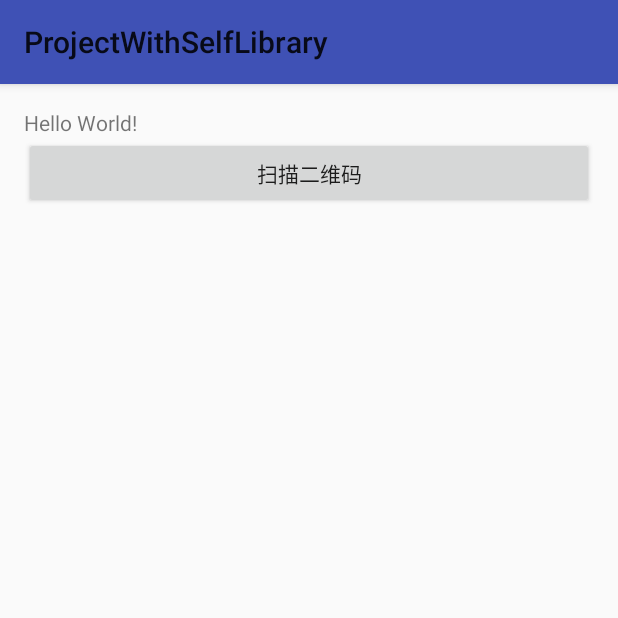
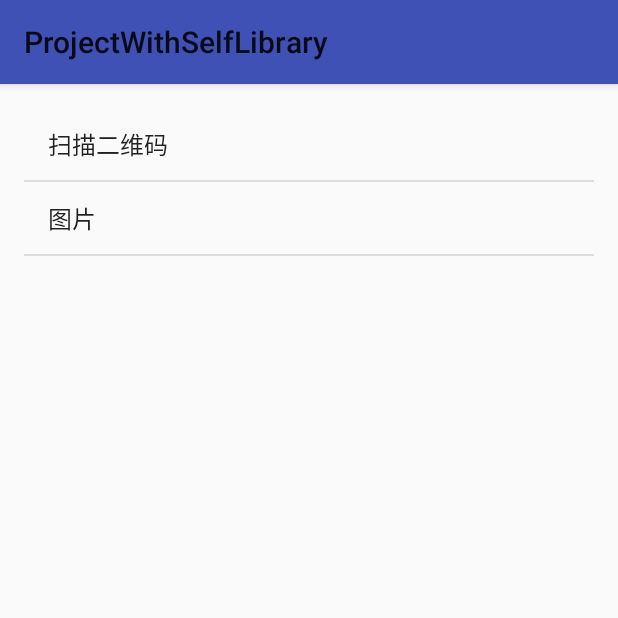
Before and after one commit to wwwlly/ProjectWithSelfLibrary, an Android app: the screen it shows after launch (MainActivity), on a phone screen of 412 x 824 dp, the top half of it. Run offline under Robolectric (Android 15) with nearby library versions, the phone set to English and light mode, and no system bars.

```diff
--- a/app/src/main/AndroidManifest.xml
+++ b/app/src/main/AndroidManifest.xml
@@ -15,6 +15,8 @@
                 <category android:name="android.intent.category.LAUNCHER" />
             </intent-filter>
         </activity>
+        <activity android:name=".activity.IamgeActivity"></activity>
+
     </application>
 
 </manifest>
--- a/app/src/main/java/com/kemp/projectwithselflibrary/MainActivity.java
+++ b/app/src/main/java/com/kemp/projectwithselflibrary/MainActivity.java
@@ -5,12 +5,20 @@ import android.support.v7.app.AppCompatActivity;
 import android.os.Bundle;
 import android.util.Log;
 import android.view.View;
-import android.widget.Button;
+import android.widget.AdapterView;
+import android.widget.ArrayAdapter;
+import android.widget.ListView;
 
 import com.google.zxing.client.android.CaptureActivity;
 import com.kemp.kemplibrary.utils.ToolUtils;
+import com.kemp.projectwithselflibrary.activity.IamgeActivity;
+
+import java.util.ArrayList;
+import java.util.List;
 
 public class MainActivity extends AppCompatActivity {
+
+    private List<String> mData = new ArrayList<>();
 
     @Override
     protected void onCreate(Bundle savedInstanceState) {
@@ -20,12 +28,27 @@ public class MainActivity extends AppCompatActivity {
         String deviceCode = ToolUtils.getUniqueCode(this);
         Log.d("www", deviceCode);
 
-        Button btnQcode = (Button) findViewById(R.id.btn_qcode);
-        btnQcode.setOnClickListener(new View.OnClickListener() {
+        initData();
+        ListView listView = (ListView) findViewById(R.id.list_view);
+        ArrayAdapter<String> adapter = new ArrayAdapter<>(this, android.R.layout.simple_list_item_1, mData);
+        listView.setAdapter(adapter);
+        listView.setOnItemClickListener(new AdapterView.OnItemClickListener() {
             @Override
-            public void onClick(View v) {
-                startActivity(new Intent(MainActivity.this, CaptureActivity.class));
+            public void onItemClick(AdapterView<?> parent, View view, int position, long id) {
+                switch (position){
+                    case 0:
+                        startActivity(new Intent(MainActivity.this, CaptureActivity.class));
+                        break;
+                    case 1:
+                        startActivity(new Intent(MainActivity.this, IamgeActivity.class));
+                        break;
+                }
             }
         });
     }
+
+    private void initData() {
+        mData.add("扫描二维码");
+        mData.add("图片");
+    }
 }
--- a/app/src/main/res/layout/activity_main.xml
+++ b/app/src/main/res/layout/activity_main.xml
@@ -1,7 +1,7 @@
 <?xml version="1.0" encoding="utf-8"?>
-<LinearLayout xmlns:android="http://schemas.android.com/apk/res/android"
+<ListView xmlns:android="http://schemas.android.com/apk/res/android"
     xmlns:tools="http://schemas.android.com/tools"
-    android:id="@+id/activity_main"
+    android:id="@+id/list_view"
     android:layout_width="match_parent"
     android:layout_height="match_parent"
     android:orientation="vertical"
@@ -9,16 +9,4 @@
     android:paddingLeft="@dimen/activity_horizontal_margin"
     android:paddingRight="@dimen/activity_horizontal_margin"
     android:paddingTop="@dimen/activity_vertical_margin"
-    tools:context="com.kemp.projectwithselflibrary.MainActivity">
-
-    <TextView
-        android:layout_width="wrap_content"
-        android:layout_height="wrap_content"
-        android:text="Hello World!" />
-
-    <Button
-        android:id="@+id/btn_qcode"
-        android:layout_width="match_parent"
-        android:layout_height="wrap_content"
-        android:text="扫描二维码" />
-</LinearLayout>
+    tools:context="com.kemp.projectwithselflibrary.MainActivity"/>
--- a/build.gradle
+++ b/build.gradle
@@ -1,11 +1,13 @@
 // Top-level build file where you can add configuration options common to all sub-projects/modules.
 
 buildscript {
+    ext.kotlin_version = '1.1.2-4'
     repositories {
         jcenter()
     }
     dependencies {
         classpath 'com.android.tools.build:gradle:2.3.2'
+        classpath "org.jetbrains.kotlin:kotlin-gradle-plugin:$kotlin_version"
 
         // NOTE: Do not place your application dependencies here; they belong
         // in the individual module build.gradle files
```
Also changed, not shown: app/build.gradle (+8 -2 lines), app/src/main/java/com/kemp/projectwithselflibrary/activity/IamgeActivity.kt (added, +67 -0 lines), app/src/main/res/layout/activity_iamge.xml (added, +25 -0 lines), kemplibrary/src/main/java/com/kemp/kemplibrary/adapter/ImagesScanAdapter.java (added, +71 -0 lines), kemplibrary/src/main/java/com/kemp/kemplibrary/utils/BitmapUtils.java (added, +47 -0 lines), kemplibrary/src/main/java/com/kemp/kemplibrary/utils/CommonUtils.java (added, +20 -0 lines).
